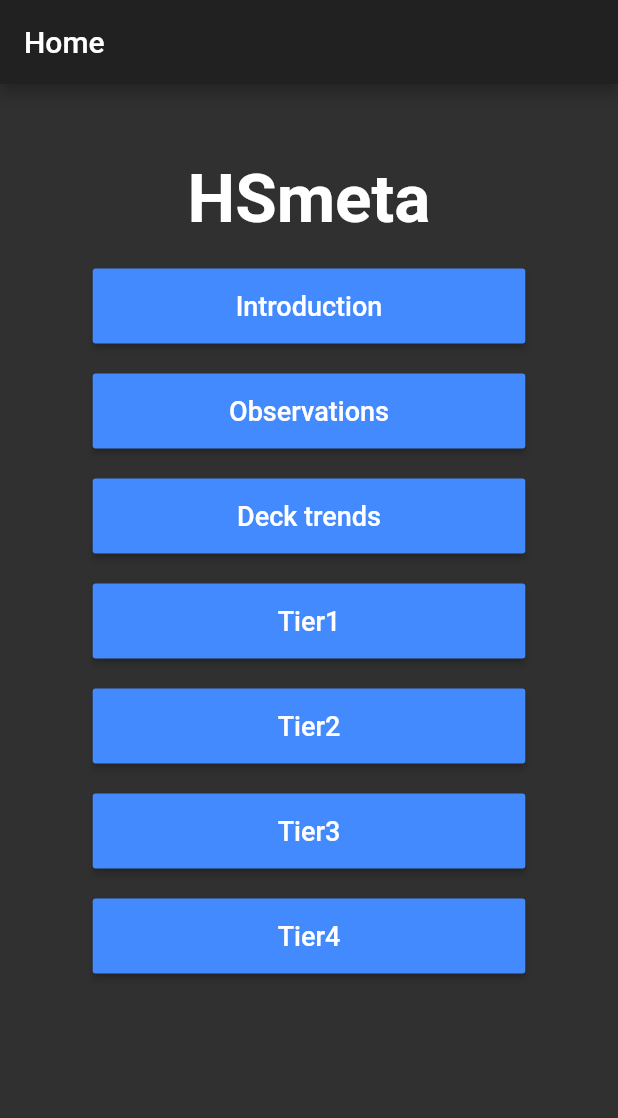
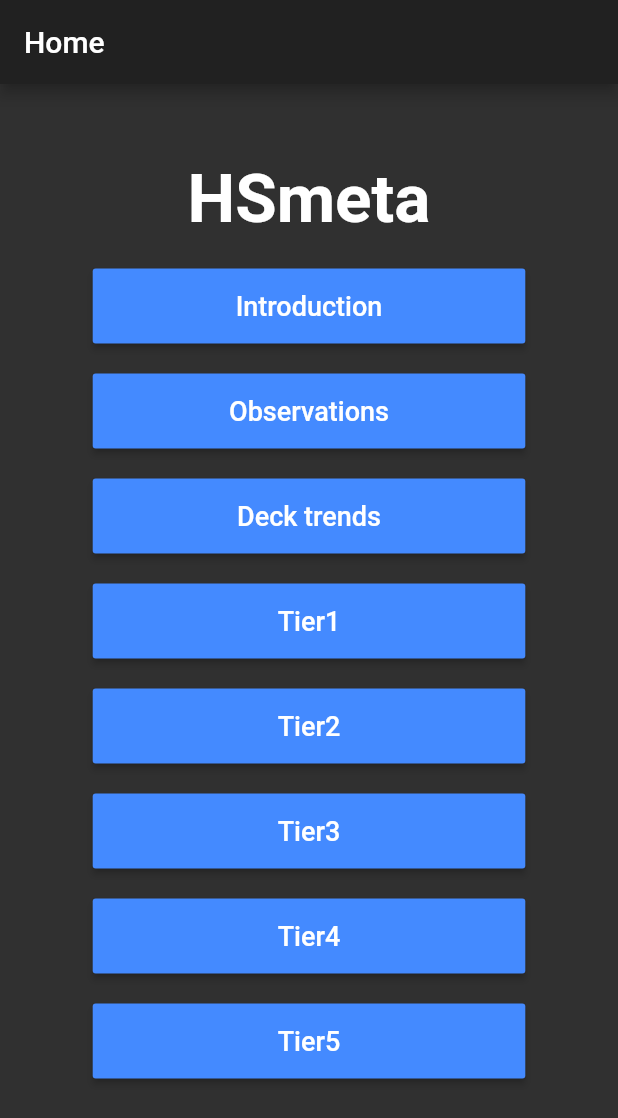
Before and after one commit to procrastine-inc/hearthstone-metasnapshot, a Flutter app: the screen it shows after launch, on a phone screen of 412 x 824 dp. Shown: the top 1118 px of the screen. Run offline on Flutter 3.47's test engine with Material 2 defaults, Android fonts, the phone set to English and light mode, and no system bars; our stand-ins replace charts_flutter.

```diff
--- a/lib/main.dart
+++ b/lib/main.dart
@@ -33,6 +33,7 @@ class HomePage extends StatelessWidget {
                 textWidgets.redirectButton('Tier2', TierPage(tier: 2), context),
                 textWidgets.redirectButton('Tier3', TierPage(tier: 3), context),
                 textWidgets.redirectButton('Tier4', TierPage(tier: 4), context),
+                textWidgets.redirectButton('Tier5', TierPage(tier: 5), context),
               ]
           ),
         ),
```
